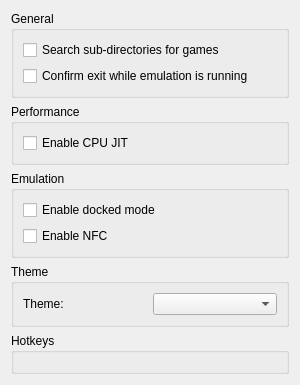
The window that src/yuzu/configuration/configure_general.ui (rorrim-rorrim/eden-alt) describes before a commit, drawn with Qt 5.
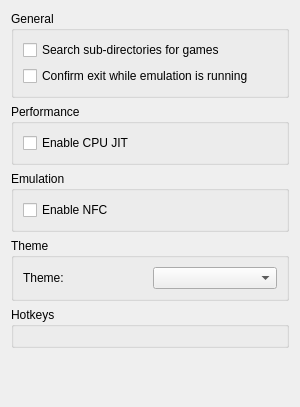
The same window after the commit. Custom widgets are drawn as their Qt base class.

Commit message: configure_input: Make None a controller option instead of checkbox

```diff
--- a/src/yuzu/configuration/configure_general.ui
+++ b/src/yuzu/configuration/configure_general.ui
@@ -7,7 +7,7 @@
     <x>0</x>
     <y>0</y>
     <width>300</width>
-    <height>377</height>
+    <height>407</height>
    </rect>
   </property>
   <property name="windowTitle">
@@ -71,13 +71,6 @@
        <layout class="QHBoxLayout" name="EmulationHorizontalLayout">
         <item>
          <layout class="QVBoxLayout" name="EmulationVerticalLayout">
-          <item>
-           <widget class="QCheckBox" name="use_docked_mode">
-            <property name="text">
-             <string>Enable docked mode</string>
-            </property>
-           </widget>
-          </item>
           <item>
            <widget class="QCheckBox" name="enable_nfc">
             <property name="text">
```
The commit also changes 10 other files.
